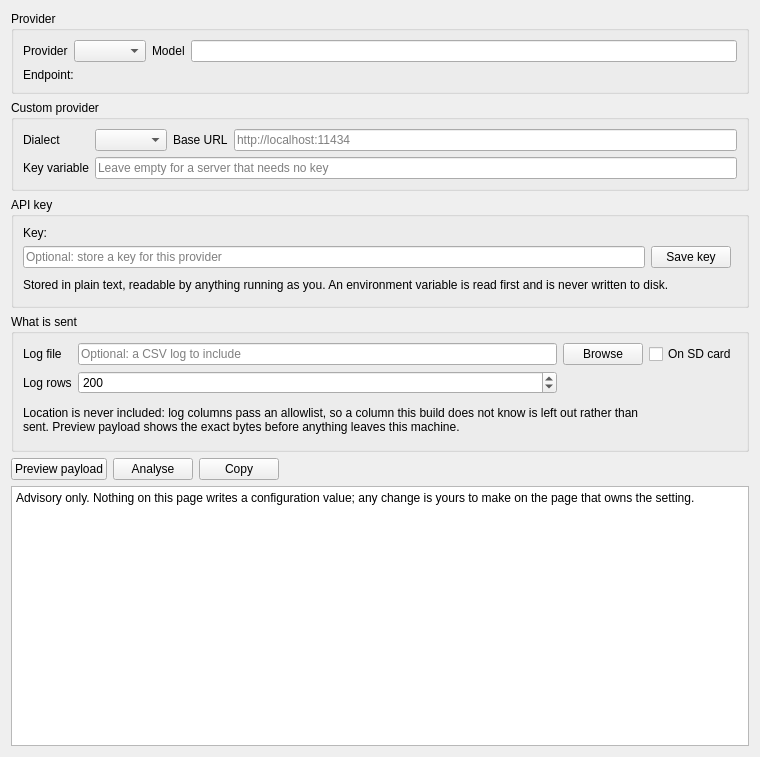
Above: pages/pagetuninginsights.ui from siigna/vesc_tool before the change. Below: the same form after it.
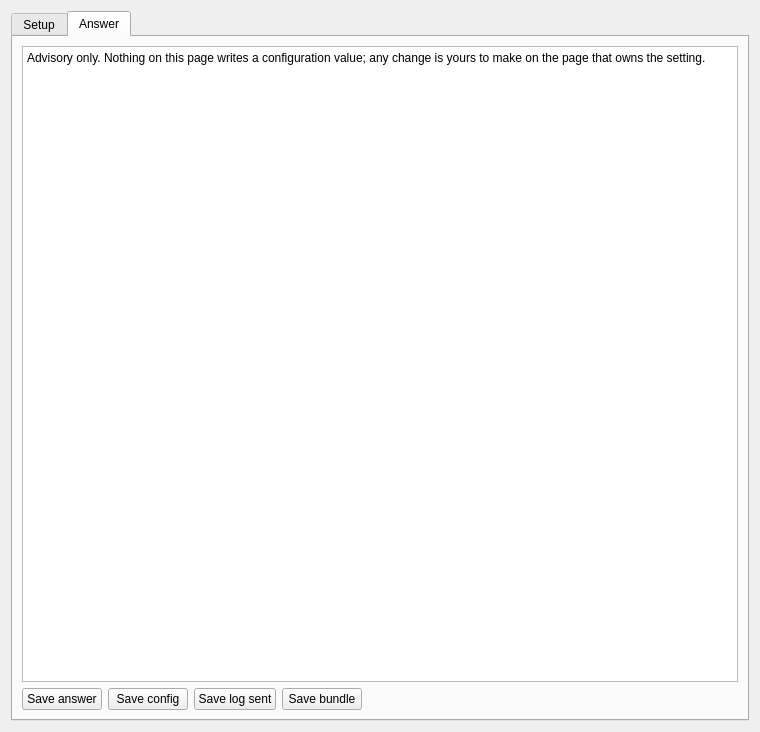
That is the form after the change. The open tabs and pages were chosen to show the change.

Commit message: Tuning Insights: tabs, a rendered answer, saves, and a visible prompt

The edit to the form file:
```diff
--- a/pages/pagetuninginsights.ui
+++ b/pages/pagetuninginsights.ui
@@ -10,6 +10,12 @@
   </property>
   <layout class="QVBoxLayout" name="outerLayout">
    <item>
+    <widget class="QTabWidget" name="tabs">
+     <property name="currentIndex"><number>0</number></property>
+     <widget class="QWidget" name="setupTab">
+      <attribute name="title"><string>Setup</string></attribute>
+      <layout class="QVBoxLayout" name="setupLayout">
+   <item>
     <widget class="QGroupBox" name="providerGroup">
      <property name="title"><string>Provider</string></property>
      <layout class="QGridLayout" name="providerLayout">
@@ -29,6 +35,18 @@
       <item row="0" column="3">
        <widget class="QLineEdit" name="modelEdit"/>
       </item>
+      <item row="2" column="0">
+       <widget class="QLabel" name="reasoningLabel">
+        <property name="text"><string>Thinking</string></property>
+       </widget>
+      </item>
+      <item row="2" column="1">
+       <widget class="QComboBox" name="reasoningBox">
+        <property name="toolTip">
+         <string>A reasoning model spends the answer's token budget thinking first, and on a large payload it can spend all of it. "Off" is the predictable choice.</string>
+        </property>
+       </widget>
+      </item>
       <item row="1" column="0" colspan="4">
        <widget class="QLabel" name="endpointLabel">
         <property name="text"><string>Endpoint:</string></property>
@@ -37,7 +55,7 @@
         </property>
        </widget>
       </item>
-     </layout>
+         </layout>
     </widget>
    </item>
    <item>
@@ -73,7 +91,7 @@
         <property name="placeholderText"><string>Leave empty for a server that needs no key</string></property>
        </widget>
       </item>
-     </layout>
+         </layout>
     </widget>
    </item>
    <item>
@@ -106,7 +124,7 @@
         <property name="wordWrap"><bool>true</bool></property>
        </widget>
       </item>
-     </layout>
+         </layout>
     </widget>
    </item>
    <item>
@@ -157,7 +175,31 @@
         <property name="wordWrap"><bool>true</bool></property>
        </widget>
       </item>
-     </layout>
+         </layout>
+    </widget>
+   </item>
+   <item>
+    <widget class="QGroupBox" name="promptGroup">
+     <property name="title"><string>Instructions to the model</string></property>
+     <property name="checkable"><bool>true</bool></property>
+     <property name="checked"><bool>false</bool></property>
+     <property name="toolTip">
+      <string>What the model is asked to do with the data. Tick to edit; left alone, the built-in text is used.</string>
+     </property>
+     <layout class="QVBoxLayout" name="promptLayout">
+      <item>
+       <widget class="QPlainTextEdit" name="promptEdit">
+        <property name="minimumSize">
+         <size><width>0</width><height>90</height></size>
+        </property>
+       </widget>
+      </item>
+      <item>
+       <widget class="QPushButton" name="promptResetButton">
+        <property name="text"><string>Restore default instructions</string></property>
+       </widget>
+      </item>
+         </layout>
     </widget>
    </item>
    <item>
@@ -185,17 +227,57 @@
        </property>
       </spacer>
      </item>
-    </layout>
-   </item>
-   <item>
-    <widget class="QPlainTextEdit" name="replyEdit">
-     <property name="readOnly"><bool>true</bool></property>
-     <property name="minimumSize">
-      <size><width>0</width><height>260</height></size>
-     </property>
-     <property name="plainText">
-      <string>Advisory only. Nothing on this page writes a configuration value; any change is yours to make on the page that owns the setting.</string>
-     </property>
+      </layout>
+      </item>
+      </layout>
+     </widget>
+     <widget class="QWidget" name="answerTab">
+      <attribute name="title"><string>Answer</string></attribute>
+      <layout class="QVBoxLayout" name="answerLayout">
+       <item>
+        <widget class="QTextBrowser" name="answerView">
+         <property name="openExternalLinks"><bool>false</bool></property>
+         <property name="html">
+          <string>Advisory only. Nothing on this page writes a configuration value; any change is yours to make on the page that owns the setting.</string>
+         </property>
+        </widget>
+       </item>
+       <item>
+        <layout class="QHBoxLayout" name="saveLayout">
+         <item>
+          <widget class="QPushButton" name="saveAnswerButton">
+           <property name="text"><string>Save answer</string></property>
+           <property name="toolTip"><string>The reply as Markdown, exactly as it arrived.</string></property>
+          </widget>
+         </item>
+         <item>
+          <widget class="QPushButton" name="saveConfigButton">
+           <property name="text"><string>Save config</string></property>
+           <property name="toolTip"><string>The motor and app configuration as XML, in the same format this program loads, so it can be restored.</string></property>
+          </widget>
+         </item>
+         <item>
+          <widget class="QPushButton" name="saveLogButton">
+           <property name="text"><string>Save log sent</string></property>
+           <property name="toolTip"><string>Only the rows and columns that were actually sent, in the package logger's CSV format.</string></property>
+          </widget>
+         </item>
+         <item>
+          <widget class="QPushButton" name="saveBundleButton">
+           <property name="text"><string>Save bundle</string></property>
+           <property name="toolTip"><string>All of the above plus the exact payload, into one directory.</string></property>
+          </widget>
+         </item>
+         <item>
+          <spacer name="saveSpacer">
+           <property name="orientation"><enum>Qt::Horizontal</enum></property>
+           <property name="sizeHint" stdset="0"><size><width>40</width><height>20</height></size></property>
+          </spacer>
+         </item>
+        </layout>
+       </item>
+      </layout>
+     </widget>
     </widget>
    </item>
   </layout>
```
The commit also changes 11 other files.
